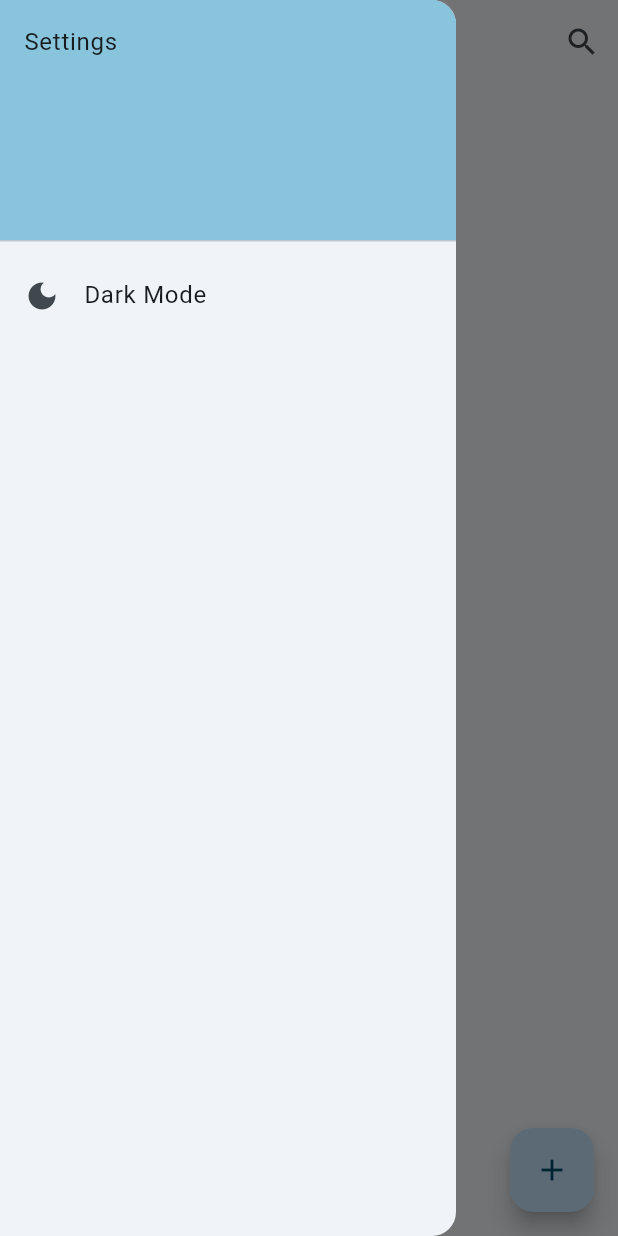
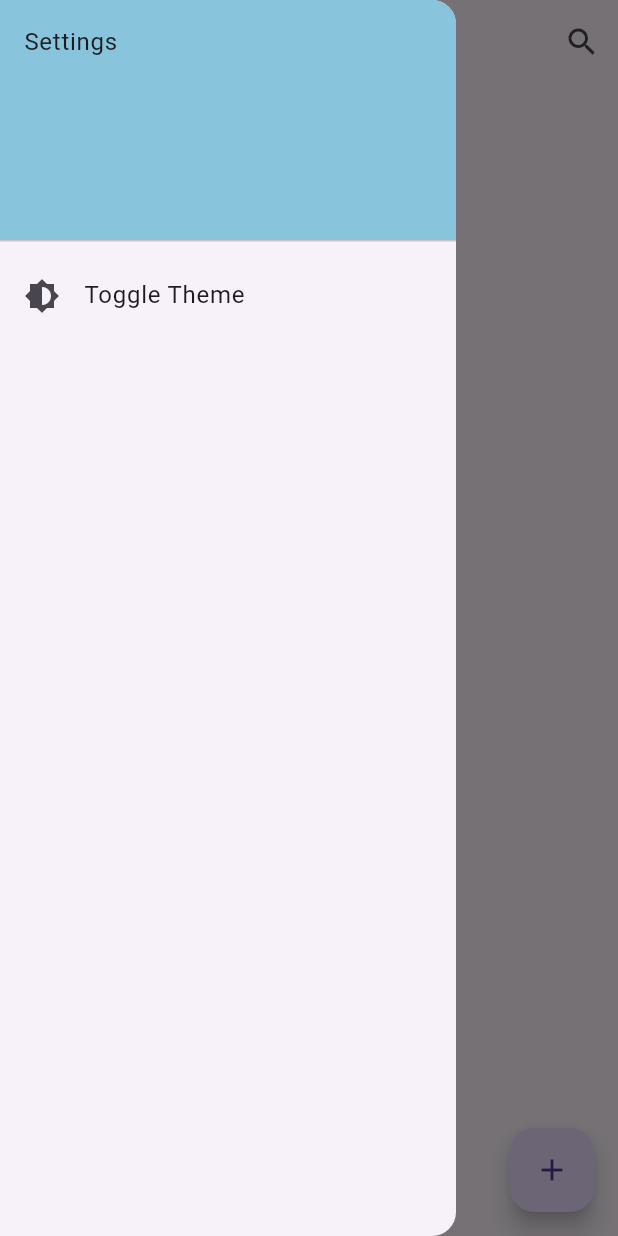
Before and after one commit to GKamvis/expence-tracker, a Flutter app: the screen it shows after launch, with the side drawer open, on a phone screen of 412 x 824 dp. Run offline on Flutter 3.47's test engine with Material 3 defaults, Android fonts, the phone set to English and light mode, and no system bars; our stand-ins replace bloc, flutter_bloc, flutter_slidable, sqflite; accounts and stored records are empty.

Commit message:
fixed bugs

```diff
--- a/lib/main.dart
+++ b/lib/main.dart
@@ -1,12 +1,22 @@
 import 'package:flutter/material.dart';
 import 'package:flutter_bloc/flutter_bloc.dart';
+import 'package:myapp/theme/dark_mode.dart';
+import 'package:myapp/theme/light_mode.dart';
 import 'package:myapp/ui/views/add_expence_page.dart';
 import 'package:myapp/ui/views/update_ecpence.dart';
+import 'ui/cubit/add_expence_page_cubit.dart';
 import 'ui/cubit/home_page_cubit.dart';
+import 'ui/cubit/theme_cubit/theme_cubit.dart';
+import 'ui/cubit/update_page_cubit.dart';
 import 'ui/views/home_page.dart';
 
 void main() {
-  runApp(const MyApp());
+  runApp(
+    BlocProvider(
+      create: (context) => ThemeCubit(),
+      child: const MyApp(),
+    ),
+  );
 }
 
 class MyApp extends StatelessWidget {
@@ -18,13 +28,13 @@ class MyApp extends StatelessWidget {
     return MultiBlocProvider(
       providers: [
         BlocProvider(create: (context) => HomePageCubit()),
+        BlocProvider(create: (context) => UpdatePageCubit()),
+        BlocProvider(create: (context) => AddExpencePageCubit()),
       ],
       child: MaterialApp(
         title: 'Flutter Demo',
-        theme: ThemeData(
-          colorScheme: ColorScheme.fromSeed(seedColor: const Color.fromARGB(255, 81, 111, 131)),
-          useMaterial3: true,
-        ),
+        theme: ThemeData.light(),
+        darkTheme: ThemeData.dark(),
         home:  const HomePage(),
         routes: {
           '/home': (context) => const HomePage(),
--- /dev/null
+++ b/lib/theme/light_mode.dart
@@ -0,0 +1,13 @@
+
+import 'package:flutter/material.dart';
+
+// Suggested code may be subject to a license. Learn more: ~LicenseLog:604224460.
+ThemeData darkTheme = ThemeData(
+  appBarTheme: const AppBarTheme(color: Colors.transparent , elevation: 0 , iconTheme: IconThemeData(color: Colors.black) , titleTextStyle: const TextStyle(color: Colors.black , fontSize: 20 , fontWeight: FontWeight.bold)),
+  brightness: Brightness.light,
+  colorScheme: ColorScheme.light(
+    background: Colors.grey[300]!,
+    primary: Colors.grey[500]!,
+    secondary: Colors.grey[600]!,
+  ),
+  );
--- a/lib/ui/cubit/add_expence_page_cubit.dart
+++ b/lib/ui/cubit/add_expence_page_cubit.dart
@@ -1,6 +1,7 @@
 // ignore_for_file: non_constant_identifier_names
 
 import 'package:flutter_bloc/flutter_bloc.dart';
+import 'package:myapp/ui/cubit/home_page_cubit.dart';
 
 import '../../data/repo/expence_repo.dart';
 
@@ -9,9 +10,11 @@ class AddExpencePageCubit extends Cubit<void>{
   AddExpencePageCubit() : super(0);
 
   var expenceRepo = ExpenceRepository();
+  var getExpence = HomePageCubit().getExpence;
 
   Future<void> addExpence(String ExpenceName , double ExpenceAmount) async {
     await expenceRepo.addExpence(ExpenceName, ExpenceAmount);
+    getExpence();
   }
 
 }
--- a/lib/ui/views/home_page.dart
+++ b/lib/ui/views/home_page.dart
@@ -4,6 +4,7 @@ import 'package:flutter_slidable/flutter_slidable.dart';
 import 'package:myapp/data/dao/expence_dao.dart';
 import '../cubit/home_page_cubit.dart';
 import '../cubit/search icon cubit/search_cubit.dart';
+import '../cubit/theme_cubit/theme_cubit.dart';
 
 class HomePage extends StatelessWidget {
   const HomePage({super.key});
@@ -16,6 +17,7 @@ class HomePage extends StatelessWidget {
         BlocProvider(create: (context) => SearchCubit()),
       ],
       child: Scaffold(
+        backgroundColor: Theme.of(context).colorScheme.background,
         appBar: AppBar(
           title: BlocBuilder<SearchCubit, bool>(
             builder: (context, showSearch) {
@@ -90,8 +92,10 @@ class HomePage extends StatelessWidget {
                             ),
                           ),
                           child: ListTile(
-                            title: Text(expence.Name),
-                            subtitle: Text(expence.Expences.toString()),
+                            title: Text(expence.Name , style: TextStyle( backgroundColor: Colors.white, color: Theme.of(context).colorScheme.primary), ),
+                            subtitle: Text(expence.Expences.toString() , style: TextStyle( backgroundColor: Colors.white, color: Theme.of(context).colorScheme.primary),),
+                            trailing: const Icon(Icons.arrow_forward_ios, color: Colors.grey,),
+                           // leading:  const Icon(Icons.swipe_left, color: Colors.grey,),
                           ),
                         ),
                       ),
@@ -122,12 +126,14 @@ class HomePage extends StatelessWidget {
                 child: Text("Settings"),
               ),
               ListTile(
-                leading: const Icon(Icons.dark_mode),
-                title: const Text("Dark Mode"),
-                onTap: () {
-                  Navigator.pop(context);
-                },
-              ),
+  leading: Icon(Icons.brightness_6),
+  title: Text("Toggle Theme"),
+  onTap: () {
+    context.read<ThemeCubit>().toggleTheme();
+    Navigator.pop(context); // Close the drawer
+  },
+),
+
             ],
           ),
         ),
--- a/lib/ui/views/update_ecpence.dart
+++ b/lib/ui/views/update_ecpence.dart
@@ -28,24 +28,30 @@ class UpdateEcpence extends StatelessWidget {
         padding: const EdgeInsets.all(8.0),
         child: Center(
             child: Column(
+
           mainAxisAlignment: MainAxisAlignment.spaceEvenly,
           children: [
             TextField(
                 controller: nameController,
-                decoration: const InputDecoration(
+                decoration:  InputDecoration(
                   border: OutlineInputBorder(
                       borderRadius: BorderRadius.all(
                     Radius.circular(20),
                   )),
+                   fillColor: Theme.of(context).colorScheme.primary,
+
                   hintText: 'Update  your Expence',
                 )),
             TextField(
+              keyboardType: TextInputType.number,
                 controller: expencesController,
-                decoration: const InputDecoration(
+                decoration:  InputDecoration(
                   border: OutlineInputBorder(
                       borderRadius: BorderRadius.all(
                     Radius.circular(20),
                   )),
+                 fillColor: Theme.of(context).colorScheme.primary,
+
                   hintText: 'Update your expense amount',
                 )),
             ElevatedButton(
```
Also changed, not shown: lib/data/repo/expence_repo.dart (+23 -9 lines), lib/theme/dark_mode.dart (added, +14 -0 lines), lib/ui/cubit/theme_cubit/theme_cubit.dart (added, +18 -0 lines), lib/ui/views/add_expence_page.dart (+9 -6 lines).
